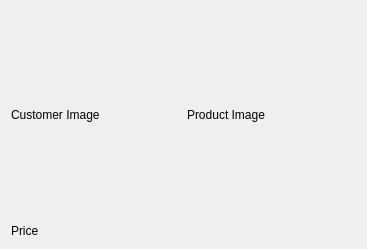
Qt form GUI/FormOrder.ui (slader1/CRAB) before a commit.
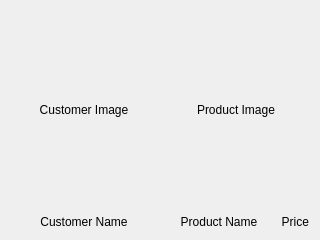
The same form after that commit.

Commit message: Basic Order Implemented

Diff of the .ui file:
```diff
--- a/GUI/FormOrder.ui
+++ b/GUI/FormOrder.ui
@@ -6,20 +6,23 @@
    <rect>
     <x>0</x>
     <y>0</y>
-    <width>367</width>
-    <height>249</height>
+    <width>320</width>
+    <height>240</height>
    </rect>
   </property>
+  <property name="sizePolicy">
+   <sizepolicy hsizetype="Fixed" vsizetype="Fixed">
+    <horstretch>0</horstretch>
+    <verstretch>0</verstretch>
+   </sizepolicy>
+  </property>
   <property name="windowTitle">
    <string>Form</string>
   </property>
-  <layout class="QGridLayout" name="gridLayout_2">
+  <layout class="QGridLayout" name="gridLayout">
    <item row="0" column="0">
-    <layout class="QGridLayout" name="gridLayout" rowstretch="0,0" columnstretch="0,0">
-     <property name="sizeConstraint">
-      <enum>QLayout::SetDefaultConstraint</enum>
-     </property>
-     <item row="0" column="0">
+    <layout class="QVBoxLayout" name="verticalLayout">
+     <item>
       <widget class="QLabel" name="LabelCustomerImage">
        <property name="sizePolicy">
         <sizepolicy hsizetype="Expanding" vsizetype="Expanding">
@@ -30,9 +33,29 @@
        <property name="text">
         <string>Customer Image</string>
        </property>
+       <property name="scaledContents">
+        <bool>true</bool>
+       </property>
+       <property name="alignment">
+        <set>Qt::AlignCenter</set>
+       </property>
       </widget>
+     </item>
+     <item>
+      <widget class="QLabel" name="LabelCustomerName">
+       <property name="text">
+        <string>Customer Name</string>
+       </property>
+       <property name="alignment">
+        <set>Qt::AlignCenter</set>
+       </property>
+      </widget>
+     </item>
+    </layout>
      </item>
      <item row="0" column="1">
+    <layout class="QVBoxLayout" name="verticalLayout_2">
+     <item>
       <widget class="QLabel" name="LabelProductImage">
        <property name="sizePolicy">
         <sizepolicy hsizetype="Expanding" vsizetype="Expanding">
@@ -43,10 +66,18 @@
        <property name="text">
         <string>Product Image</string>
        </property>
+       <property name="scaledContents">
+        <bool>true</bool>
+       </property>
+       <property name="alignment">
+        <set>Qt::AlignCenter</set>
+       </property>
       </widget>
      </item>
-     <item row="1" column="0" colspan="2">
-      <widget class="QLabel" name="LabelPrice">
+     <item>
+      <layout class="QHBoxLayout" name="horizontalLayout">
+       <item>
+        <widget class="QLabel" name="LabelProductName">
        <property name="sizePolicy">
         <sizepolicy hsizetype="Expanding" vsizetype="Preferred">
          <horstretch>0</horstretch>
@@ -54,9 +85,30 @@
         </sizepolicy>
        </property>
        <property name="text">
+          <string>Product Name</string>
+         </property>
+         <property name="alignment">
+          <set>Qt::AlignCenter</set>
+         </property>
+        </widget>
+       </item>
+       <item>
+        <widget class="QLabel" name="LabelPrice">
+         <property name="sizePolicy">
+          <sizepolicy hsizetype="Minimum" vsizetype="Preferred">
+           <horstretch>0</horstretch>
+           <verstretch>0</verstretch>
+          </sizepolicy>
+         </property>
+         <property name="text">
         <string>Price</string>
        </property>
-      </widget>
+         <property name="alignment">
+          <set>Qt::AlignRight|Qt::AlignTrailing|Qt::AlignVCenter</set>
+         </property>
+        </widget>
+       </item>
+      </layout>
      </item>
     </layout>
    </item>
```
Lines whose indentation alone changed are shown as unchanged. The commit also changes 8 other files.
